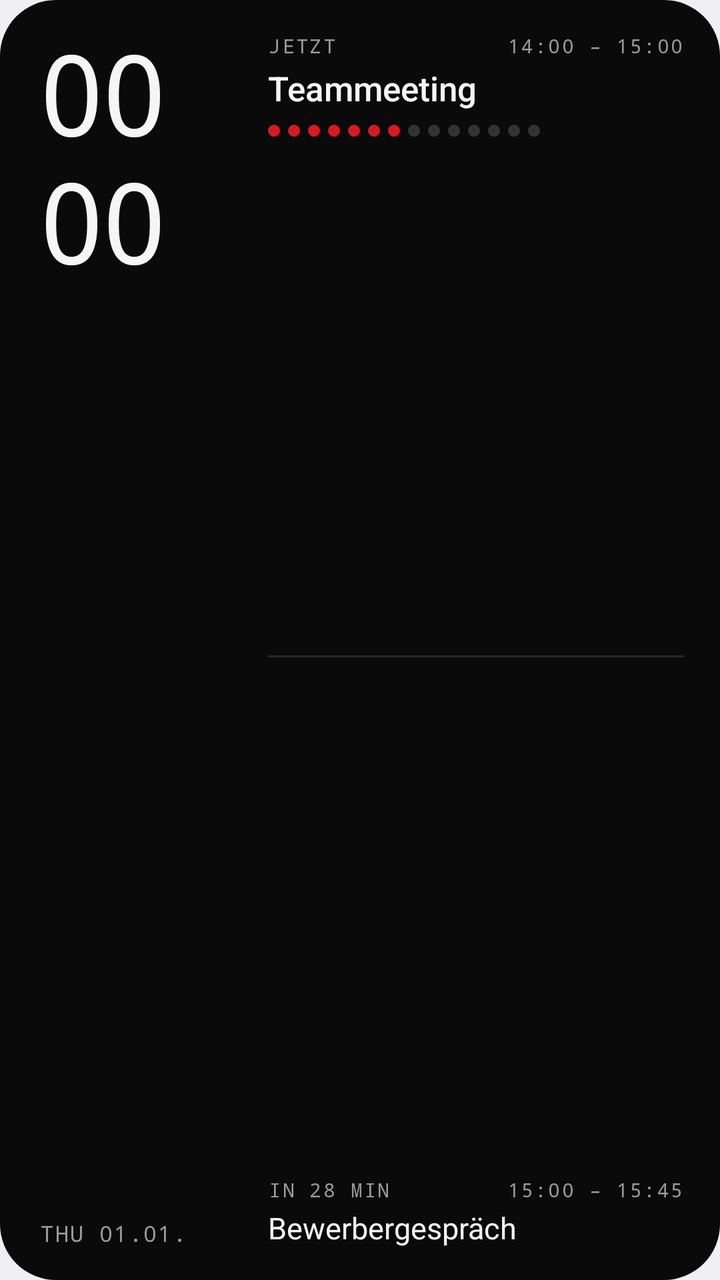
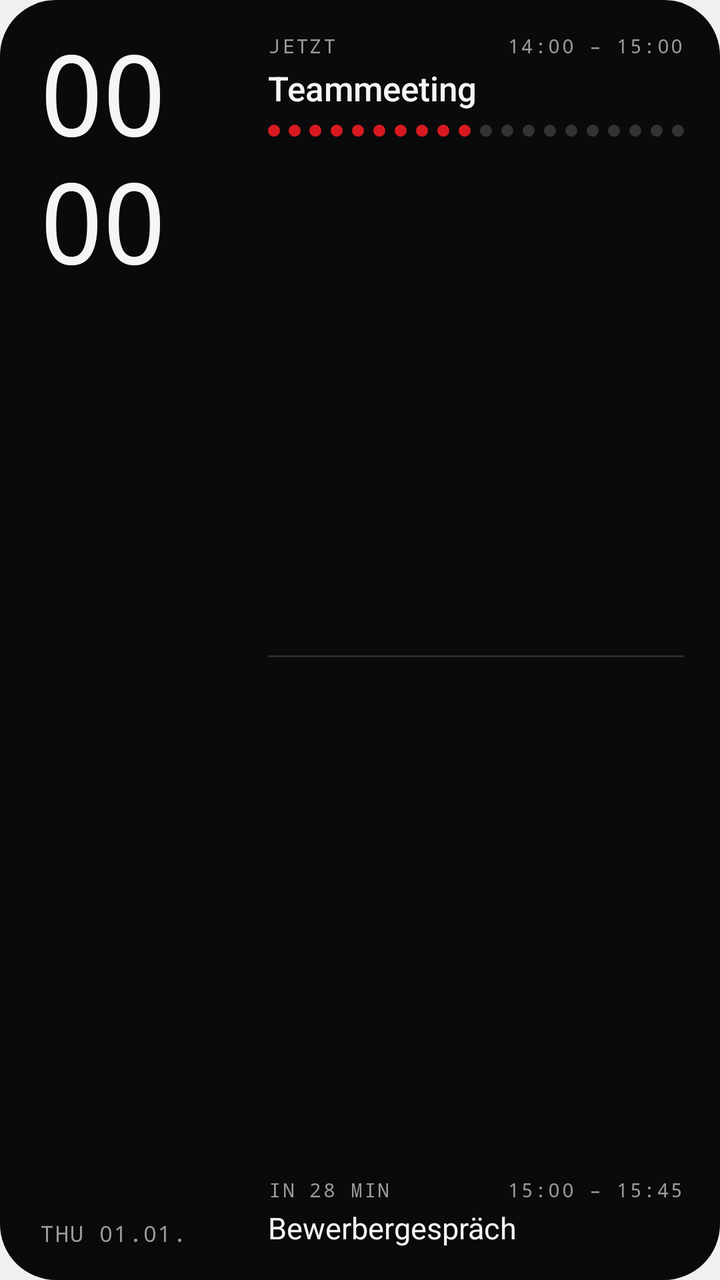

Screens rendered from an Android XML layout before and after an edit, with the pre-edit source and the edit as a unified diff.
<!-- AndroidManifest.xml: application theme android:Theme.DeviceDefault.DayNight -->
<!-- res/layout/widget_now_next.xml -->
<?xml version="1.0" encoding="utf-8"?>
<FrameLayout xmlns:android="http://schemas.android.com/apk/res/android"
    android:id="@android:id/background"
    android:layout_width="match_parent"
    android:layout_height="match_parent">

    <ImageView
        android:id="@+id/bg_fill"
        android:layout_width="match_parent"
        android:layout_height="match_parent"
        android:importantForAccessibility="no"
        android:scaleType="fitXY"
        android:src="@drawable/widget_shape"
        android:tint="@color/mono_bg_solid" />

    <ImageView
        android:id="@+id/bg_stroke"
        android:layout_width="match_parent"
        android:layout_height="match_parent"
        android:importantForAccessibility="no"
        android:scaleType="fitXY"
        android:src="@drawable/widget_stroke"
        android:visibility="gone" />

    <LinearLayout
        android:layout_width="match_parent"
        android:layout_height="match_parent"
        android:orientation="horizontal"
        android:paddingStart="20dp"
        android:paddingTop="16dp"
        android:paddingEnd="18dp"
        android:paddingBottom="16dp">

        
        <LinearLayout
            android:layout_width="wrap_content"
            android:layout_height="match_parent"
            android:minWidth="96dp"
            android:orientation="vertical">

            
            <LinearLayout
                android:layout_width="wrap_content"
                android:layout_height="wrap_content"
                android:gravity="end"
                android:orientation="vertical">

                <TextClock
                    android:id="@+id/clock_hour"
                    android:layout_width="wrap_content"
                    android:layout_height="wrap_content"
                    android:fontFamily="monospace"
                    android:fontFeatureSettings="tnum"
                    android:format12Hour="HH"
                    android:format24Hour="HH"
                    android:includeFontPadding="false"
                    android:letterSpacing="-0.04"
                    android:textColor="@color/mono_text"
                    android:textSize="56sp" />

                <TextClock
                    android:id="@+id/clock_minute"
                    android:layout_width="wrap_content"
                    android:layout_height="wrap_content"
                    android:layout_marginTop="-2dp"
                    android:fontFamily="monospace"
                    android:fontFeatureSettings="tnum"
                    android:format12Hour="mm"
                    android:format24Hour="mm"
                    android:includeFontPadding="false"
                    android:letterSpacing="-0.04"
                    android:textColor="@color/mono_text"
                    android:textSize="56sp" />
            </LinearLayout>

            <FrameLayout
                android:layout_width="match_parent"
                android:layout_height="0dp"
                android:layout_weight="1" />

            <TextClock
                android:id="@+id/date"
                android:layout_width="wrap_content"
                android:layout_height="wrap_content"
                android:fontFamily="monospace"
                android:format12Hour="EEE dd.MM."
                android:format24Hour="EEE dd.MM."
                android:letterSpacing="0.06"
                android:textAllCaps="true"
                android:textColor="@color/mono_muted_solid"
                android:textSize="11sp" />
        </LinearLayout>

        
        <LinearLayout
            android:layout_width="0dp"
            android:layout_height="match_parent"
            android:layout_marginStart="18dp"
            android:layout_weight="1"
            android:orientation="vertical">

            
            <LinearLayout
                android:id="@+id/allday_row"
                android:layout_width="match_parent"
                android:layout_height="wrap_content"
                android:layout_marginBottom="10dp"
                android:orientation="horizontal"
                android:visibility="gone">

                <TextView
                    android:id="@+id/allday_title"
                    android:layout_width="0dp"
                    android:layout_height="wrap_content"
                    android:layout_weight="1"
                    android:ellipsize="end"
                    android:fontFamily="sans-serif-medium"
                    android:maxLines="1"
                    android:text="Urlaub"
                    android:textColor="@color/mono_text"
                    android:textSize="13sp" />

                <TextView
                    android:id="@+id/allday_count"
                    android:layout_width="wrap_content"
                    android:layout_height="wrap_content"
                    android:layout_marginStart="8dp"
                    android:fontFamily="monospace"
                    android:letterSpacing="0.08"
                    android:maxLines="1"
                    android:text="+1 ·"
                    android:textColor="@color/mono_muted_solid"
                    android:textSize="10sp"
                    android:visibility="gone" />

                <TextView
                    android:id="@+id/allday_tag"
                    android:layout_width="wrap_content"
                    android:layout_height="wrap_content"
                    android:layout_marginStart="6dp"
                    android:fontFamily="monospace"
                    android:letterSpacing="0.08"
                    android:maxLines="1"
                    android:text="GANZTÄGIG"
                    android:textColor="@color/mono_muted_solid"
                    android:textSize="10sp" />
            </LinearLayout>

            <LinearLayout
                android:id="@+id/now_block"
                android:layout_width="match_parent"
                android:layout_height="wrap_content"
                android:orientation="vertical">

                
                <LinearLayout
                    android:layout_width="match_parent"
                    android:layout_height="wrap_content"
                    android:orientation="horizontal">

                    <TextView
                        android:id="@+id/now_label"
                        android:layout_width="0dp"
                        android:layout_height="wrap_content"
                        android:layout_weight="1"
                        android:ellipsize="end"
                        android:fontFamily="monospace"
                        android:letterSpacing="0.08"
                        android:maxLines="1"
                        android:text="JETZT"
                        android:textColor="@color/mono_muted_solid"
                        android:textSize="10sp" />

                    <TextView
                        android:id="@+id/now_time"
                        android:layout_width="wrap_content"
                        android:layout_height="wrap_content"
                        android:layout_marginStart="10dp"
                        android:fontFamily="monospace"
                        android:letterSpacing="0.08"
                        android:maxLines="1"
                        android:text="14:00 – 15:00"
                        android:textColor="@color/mono_muted_solid"
                        android:textSize="10sp" />
                </LinearLayout>

                <TextView
                    android:id="@+id/now_title"
                    android:layout_width="match_parent"
                    android:layout_height="wrap_content"
                    android:layout_marginTop="3dp"
                    android:ellipsize="end"
                    android:fontFamily="sans-serif-medium"
                    android:maxLines="1"
                    android:text="Teammeeting"
                    android:textColor="@color/mono_text"
                    android:textSize="17sp" />


                <LinearLayout
                    android:id="@+id/dots"
                    android:layout_width="wrap_content"
                    android:layout_height="wrap_content"
                    android:layout_marginTop="7dp"
                    android:orientation="horizontal">
                <ImageView
                    android:id="@+id/dot_0"
                    android:layout_width="6dp"
                    android:layout_height="6dp"
                    android:layout_marginEnd="4dp"
                    android:importantForAccessibility="no"
                    android:src="@drawable/dot"
                    android:tint="@color/mono_accent" />
                <ImageView
                    android:id="@+id/dot_1"
                    android:layout_width="6dp"
                    android:layout_height="6dp"
                    android:layout_marginEnd="4dp"
                    android:importantForAccessibility="no"
                    android:src="@drawable/dot"
                    android:tint="@color/mono_accent" />
                <ImageView
                    android:id="@+id/dot_2"
                    android:layout_width="6dp"
                    android:layout_height="6dp"
                    android:layout_marginEnd="4dp"
                    android:importantForAccessibility="no"
                    android:src="@drawable/dot"
                    android:tint="@color/mono_accent" />
                <ImageView
                    android:id="@+id/dot_3"
                    android:layout_width="6dp"
                    android:layout_height="6dp"
                    android:layout_marginEnd="4dp"
                    android:importantForAccessibility="no"
                    android:src="@drawable/dot"
                    android:tint="@color/mono_accent" />
                <ImageView
                    android:id="@+id/dot_4"
                    android:layout_width="6dp"
                    android:layout_height="6dp"
                    android:layout_marginEnd="4dp"
                    android:importantForAccessibility="no"
                    android:src="@drawable/dot"
                    android:tint="@color/mono_accent" />
                <ImageView
                    android:id="@+id/dot_5"
                    android:layout_width="6dp"
                    android:layout_height="6dp"
                    android:layout_marginEnd="4dp"
                    android:importantForAccessibility="no"
                    android:src="@drawable/dot"
                    android:tint="@color/mono_accent" />
                <ImageView
                    android:id="@+id/dot_6"
                    android:layout_width="6dp"
                    android:layout_height="6dp"
                    android:layout_marginEnd="4dp"
                    android:importantForAccessibility="no"
                    android:src="@drawable/dot"
                    android:tint="@color/mono_accent" />
                <ImageView
                    android:id="@+id/dot_7"
                    android:layout_width="6dp"
                    android:layout_height="6dp"
                    android:layout_marginEnd="4dp"
                    android:importantForAccessibility="no"
                    android:src="@drawable/dot"
                    android:tint="@color/mono_dot_off_solid" />
                <ImageView
                    android:id="@+id/dot_8"
                    android:layout_width="6dp"
                    android:layout_height="6dp"
                    android:layout_marginEnd="4dp"
                    android:importantForAccessibility="no"
                    android:src="@drawable/dot"
                    android:tint="@color/mono_dot_off_solid" />
                <ImageView
                    android:id="@+id/dot_9"
                    android:layout_width="6dp"
                    android:layout_height="6dp"
                    android:layout_marginEnd="4dp"
                    android:importantForAccessibility="no"
                    android:src="@drawable/dot"
                    android:tint="@color/mono_dot_off_solid" />
                <ImageView
                    android:id="@+id/dot_10"
                    android:layout_width="6dp"
                    android:layout_height="6dp"
                    android:layout_marginEnd="4dp"
                    android:importantForAccessibility="no"
                    android:src="@drawable/dot"
                    android:tint="@color/mono_dot_off_solid" />
                <ImageView
                    android:id="@+id/dot_11"
                    android:layout_width="6dp"
                    android:layout_height="6dp"
                    android:layout_marginEnd="4dp"
                    android:importantForAccessibility="no"
                    android:src="@drawable/dot"
                    android:tint="@color/mono_dot_off_solid" />
                <ImageView
                    android:id="@+id/dot_12"
                    android:layout_width="6dp"
                    android:layout_height="6dp"
                    android:layout_marginEnd="4dp"
                    android:importantForAccessibility="no"
                    android:src="@drawable/dot"
                    android:tint="@color/mono_dot_off_solid" />
                <ImageView
                    android:id="@+id/dot_13"
                    android:layout_width="6dp"
                    android:layout_height="6dp"
                    android:importantForAccessibility="no"
                    android:src="@drawable/dot"
                    android:tint="@color/mono_dot_off_solid" />
                </LinearLayout>
            </LinearLayout>

            <FrameLayout
                android:layout_width="match_parent"
                android:layout_height="0dp"
                android:layout_weight="1" />

            <ImageView
                android:id="@+id/divider"
                android:layout_width="match_parent"
                android:layout_height="1dp"
                android:importantForAccessibility="no"
                android:scaleType="fitXY"
                android:src="@drawable/line"
                android:tint="@color/mono_line_solid" />

            <FrameLayout
                android:layout_width="match_parent"
                android:layout_height="0dp"
                android:layout_weight="1" />

            <LinearLayout
                android:id="@+id/next_block"
                android:layout_width="match_parent"
                android:layout_height="wrap_content"
                android:orientation="vertical">

                
                <LinearLayout
                    android:layout_width="match_parent"
                    android:layout_height="wrap_content"
                    android:orientation="horizontal">

                    <TextView
                        android:id="@+id/next_label"
                        android:layout_width="0dp"
                        android:layout_height="wrap_content"
                        android:layout_weight="1"
                        android:ellipsize="end"
                        android:fontFamily="monospace"
                        android:letterSpacing="0.08"
                        android:maxLines="1"
                        android:text="IN 28 MIN"
                        android:textColor="@color/mono_muted_solid"
                        android:textSize="10sp" />

                    <TextView
                        android:id="@+id/next_time"
                        android:layout_width="wrap_content"
                        android:layout_height="wrap_content"
                        android:layout_marginStart="10dp"
                        android:fontFamily="monospace"
                        android:letterSpacing="0.08"
                        android:maxLines="1"
                        android:text="15:00 – 15:45"
                        android:textColor="@color/mono_muted_solid"
                        android:textSize="10sp" />
                </LinearLayout>

                <TextView
                    android:id="@+id/next_title"
                    android:layout_width="match_parent"
                    android:layout_height="wrap_content"
                    android:layout_marginTop="2dp"
                    android:ellipsize="end"
                    android:maxLines="1"
                    android:text="Bewerbergespräch"
                    android:textColor="@color/mono_text"
                    android:textSize="15sp" />
            </LinearLayout>
        </LinearLayout>
    </LinearLayout>
</FrameLayout>
<!-- resources referenced by this layout -->
<resources>
  <color name="mono_accent">#FFD71921</color>
  <color name="mono_bg_solid">#FF0A0A0A</color>
  <color name="mono_dot_off_solid">#FF333333</color>
  <color name="mono_line_solid">#FF2A2A2A</color>
  <color name="mono_muted_solid">#FF9A9A9A</color>
  <color name="mono_text">#FFF5F5F5</color>
  <!-- drawable dot (drawable) -->
  <?xml version="1.0" encoding="utf-8"?>
  <shape xmlns:android="http://schemas.android.com/apk/res/android"
      android:shape="oval">
      <solid android:color="#FFFFFFFF" />
      <size
          android:width="6dp"
          android:height="6dp" />
  </shape>
  <!-- drawable line (drawable) -->
  <?xml version="1.0" encoding="utf-8"?>
  <shape xmlns:android="http://schemas.android.com/apk/res/android"
      android:shape="rectangle">
      <solid android:color="#FFFFFFFF" />
  </shape>
  <!-- drawable widget_shape (drawable) -->
  <?xml version="1.0" encoding="utf-8"?>
  <shape xmlns:android="http://schemas.android.com/apk/res/android"
      android:shape="rectangle">
      <solid android:color="#FFFFFFFF" />
      <corners android:radius="@android:dimen/system_app_widget_background_radius" />
  </shape>
  <!-- drawable widget_stroke (drawable) -->
  <?xml version="1.0" encoding="utf-8"?>
  <shape xmlns:android="http://schemas.android.com/apk/res/android"
      android:shape="rectangle">
      <solid android:color="#00000000" />
      <stroke
          android:width="1dp"
          android:color="#29FFFFFF" />
      <corners android:radius="@android:dimen/system_app_widget_background_radius" />
  </shape>
</resources>

<!-- the commit's change to res/layout/widget_now_next.xml (unified diff, before → after) -->
@@ -197,123 +197,269 @@
                     android:textSize="17sp" />
 
 
+                
                 <LinearLayout
                     android:id="@+id/dots"
-                    android:layout_width="wrap_content"
+                    android:layout_width="match_parent"
                     android:layout_height="wrap_content"
                     android:layout_marginTop="7dp"
+                    android:gravity="center_vertical"
                     android:orientation="horizontal">
-                <ImageView
-                    android:id="@+id/dot_0"
-                    android:layout_width="6dp"
-                    android:layout_height="6dp"
-                    android:layout_marginEnd="4dp"
-                    android:importantForAccessibility="no"
-                    android:src="@drawable/dot"
-                    android:tint="@color/mono_accent" />
-                <ImageView
-                    android:id="@+id/dot_1"
-                    android:layout_width="6dp"
-                    android:layout_height="6dp"
-                    android:layout_marginEnd="4dp"
-                    android:importantForAccessibility="no"
-                    android:src="@drawable/dot"
-                    android:tint="@color/mono_accent" />
-                <ImageView
-                    android:id="@+id/dot_2"
-                    android:layout_width="6dp"
-                    android:layout_height="6dp"
-                    android:layout_marginEnd="4dp"
-                    android:importantForAccessibility="no"
-                    android:src="@drawable/dot"
-                    android:tint="@color/mono_accent" />
-                <ImageView
-                    android:id="@+id/dot_3"
-                    android:layout_width="6dp"
-                    android:layout_height="6dp"
-                    android:layout_marginEnd="4dp"
-                    android:importantForAccessibility="no"
-                    android:src="@drawable/dot"
-                    android:tint="@color/mono_accent" />
-                <ImageView
-                    android:id="@+id/dot_4"
-                    android:layout_width="6dp"
-                    android:layout_height="6dp"
-                    android:layout_marginEnd="4dp"
-                    android:importantForAccessibility="no"
-                    android:src="@drawable/dot"
-                    android:tint="@color/mono_accent" />
-                <ImageView
-                    android:id="@+id/dot_5"
-                    android:layout_width="6dp"
-                    android:layout_height="6dp"
-                    android:layout_marginEnd="4dp"
-                    android:importantForAccessibility="no"
-                    android:src="@drawable/dot"
-                    android:tint="@color/mono_accent" />
-                <ImageView
-                    android:id="@+id/dot_6"
-                    android:layout_width="6dp"
-                    android:layout_height="6dp"
-                    android:layout_marginEnd="4dp"
-                    android:importantForAccessibility="no"
-                    android:src="@drawable/dot"
-                    android:tint="@color/mono_accent" />
-                <ImageView
-                    android:id="@+id/dot_7"
-                    android:layout_width="6dp"
-                    android:layout_height="6dp"
-                    android:layout_marginEnd="4dp"
-                    android:importantForAccessibility="no"
-                    android:src="@drawable/dot"
-                    android:tint="@color/mono_dot_off_solid" />
-                <ImageView
-                    android:id="@+id/dot_8"
-                    android:layout_width="6dp"
-                    android:layout_height="6dp"
-                    android:layout_marginEnd="4dp"
-                    android:importantForAccessibility="no"
-                    android:src="@drawable/dot"
-                    android:tint="@color/mono_dot_off_solid" />
-                <ImageView
-                    android:id="@+id/dot_9"
-                    android:layout_width="6dp"
-                    android:layout_height="6dp"
-                    android:layout_marginEnd="4dp"
-                    android:importantForAccessibility="no"
-                    android:src="@drawable/dot"
-                    android:tint="@color/mono_dot_off_solid" />
-                <ImageView
-                    android:id="@+id/dot_10"
-                    android:layout_width="6dp"
-                    android:layout_height="6dp"
-                    android:layout_marginEnd="4dp"
-                    android:importantForAccessibility="no"
-                    android:src="@drawable/dot"
-                    android:tint="@color/mono_dot_off_solid" />
-                <ImageView
-                    android:id="@+id/dot_11"
-                    android:layout_width="6dp"
-                    android:layout_height="6dp"
-                    android:layout_marginEnd="4dp"
-                    android:importantForAccessibility="no"
-                    android:src="@drawable/dot"
-                    android:tint="@color/mono_dot_off_solid" />
-                <ImageView
-                    android:id="@+id/dot_12"
-                    android:layout_width="6dp"
-                    android:layout_height="6dp"
-                    android:layout_marginEnd="4dp"
-                    android:importantForAccessibility="no"
-                    android:src="@drawable/dot"
-                    android:tint="@color/mono_dot_off_solid" />
-                <ImageView
-                    android:id="@+id/dot_13"
-                    android:layout_width="6dp"
-                    android:layout_height="6dp"
-                    android:importantForAccessibility="no"
-                    android:src="@drawable/dot"
-                    android:tint="@color/mono_dot_off_solid" />
+
+                    <ImageView
+                        android:id="@+id/dot_0"
+                        android:layout_width="6dp"
+                        android:layout_height="6dp"
+                        android:importantForAccessibility="no"
+                        android:src="@drawable/dot"
+                        android:tint="@color/mono_accent" />
+
+                    <FrameLayout
+                        android:layout_width="0dp"
+                        android:layout_height="6dp"
+                        android:layout_weight="1" />
+
+                    <ImageView
+                        android:id="@+id/dot_1"
+                        android:layout_width="6dp"
+                        android:layout_height="6dp"
+                        android:importantForAccessibility="no"
+                        android:src="@drawable/dot"
+                        android:tint="@color/mono_accent" />
+
+                    <FrameLayout
+                        android:layout_width="0dp"
+                        android:layout_height="6dp"
+                        android:layout_weight="1" />
+
+                    <ImageView
+                        android:id="@+id/dot_2"
+                        android:layout_width="6dp"
+                        android:layout_height="6dp"
+                        android:importantForAccessibility="no"
+                        android:src="@drawable/dot"
+                        android:tint="@color/mono_accent" />
+
+                    <FrameLayout
+                        android:layout_width="0dp"
+                        android:layout_height="6dp"
+                        android:layout_weight="1" />
+
+                    <ImageView
+                        android:id="@+id/dot_3"
+                        android:layout_width="6dp"
+                        android:layout_height="6dp"
+                        android:importantForAccessibility="no"
+                        android:src="@drawable/dot"
+                        android:tint="@color/mono_accent" />
+
+                    <FrameLayout
+                        android:layout_width="0dp"
+                        android:layout_height="6dp"
+                        android:layout_weight="1" />
+
+                    <ImageView
+                        android:id="@+id/dot_4"
+                        android:layout_width="6dp"
+                        android:layout_height="6dp"
+                        android:importantForAccessibility="no"
+                        android:src="@drawable/dot"
+                        android:tint="@color/mono_accent" />
+
+                    <FrameLayout
+                        android:layout_width="0dp"
+                        android:layout_height="6dp"
+                        android:layout_weight="1" />
+
+                    <ImageView
+                        android:id="@+id/dot_5"
+                        android:layout_width="6dp"
+                        android:layout_height="6dp"
+                        android:importantForAccessibility="no"
+                        android:src="@drawable/dot"
+                        android:tint="@color/mono_accent" />
+
+                    <FrameLayout
+                        android:layout_width="0dp"
+                        android:layout_height="6dp"
+                        android:layout_weight="1" />
+
+                    <ImageView
+                        android:id="@+id/dot_6"
+                        android:layout_width="6dp"
+                        android:layout_height="6dp"
+                        android:importantForAccessibility="no"
+                        android:src="@drawable/dot"
+                        android:tint="@color/mono_accent" />
+
+                    <FrameLayout
+                        android:layout_width="0dp"
+                        android:layout_height="6dp"
+                        android:layout_weight="1" />
+
+                    <ImageView
+                        android:id="@+id/dot_7"
+                        android:layout_width="6dp"
+                        android:layout_height="6dp"
+                        android:importantForAccessibility="no"
+                        android:src="@drawable/dot"
+                        android:tint="@color/mono_accent" />
+
+                    <FrameLayout
+                        android:layout_width="0dp"
+                        android:layout_height="6dp"
+                        android:layout_weight="1" />
+
+                    <ImageView
+                        android:id="@+id/dot_8"
+                        android:layout_width="6dp"
+                        android:layout_height="6dp"
+                        android:importantForAccessibility="no"
+                        android:src="@drawable/dot"
+                        android:tint="@color/mono_accent" />
+
+                    <FrameLayout
+                        android:layout_width="0dp"
+                        android:layout_height="6dp"
+                        android:layout_weight="1" />
+
+                    <ImageView
+                        android:id="@+id/dot_9"
+                        android:layout_width="6dp"
+                        android:layout_height="6dp"
+                        android:importantForAccessibility="no"
+                        android:src="@drawable/dot"
+                        android:tint="@color/mono_accent" />
+
+                    <FrameLayout
+                        android:layout_width="0dp"
+                        android:layout_height="6dp"
+                        android:layout_weight="1" />
+
+                    <ImageView
+                        android:id="@+id/dot_10"
+                        android:layout_width="6dp"
+                        android:layout_height="6dp"
+                        android:importantForAccessibility="no"
+                        android:src="@drawable/dot"
+                        android:tint="@color/mono_dot_off_solid" />
+
+                    <FrameLayout
+                        android:layout_width="0dp"
+                        android:layout_height="6dp"
+                        android:layout_weight="1" />
+
+                    <ImageView
+                        android:id="@+id/dot_11"
+                        android:layout_width="6dp"
+                        android:layout_height="6dp"
+                        android:importantForAccessibility="no"
+                        android:src="@drawable/dot"
+                        android:tint="@color/mono_dot_off_solid" />
+
+                    <FrameLayout
+                        android:layout_width="0dp"
+                        android:layout_height="6dp"
+                        android:layout_weight="1" />
+
+                    <ImageView
+                        android:id="@+id/dot_12"
+                        android:layout_width="6dp"
+                        android:layout_height="6dp"
+                        android:importantForAccessibility="no"
+                        android:src="@drawable/dot"
+                        android:tint="@color/mono_dot_off_solid" />
+
+                    <FrameLayout
+                        android:layout_width="0dp"
+                        android:layout_height="6dp"
+                        android:layout_weight="1" />
+
+                    <ImageView
+                        android:id="@+id/dot_13"
+                        android:layout_width="6dp"
+                        android:layout_height="6dp"
+                        android:importantForAccessibility="no"
+                        android:src="@drawable/dot"
+                        android:tint="@color/mono_dot_off_solid" />
+
+                    <FrameLayout
+                        android:layout_width="0dp"
+                        android:layout_height="6dp"
+                        android:layout_weight="1" />
+
+                    <ImageView
+                        android:id="@+id/dot_14"
+                        android:layout_width="6dp"
+                        android:layout_height="6dp"
+                        android:importantForAccessibility="no"
+                        android:src="@drawable/dot"
+                        android:tint="@color/mono_dot_off_solid" />
+
+                    <FrameLayout
+                        android:layout_width="0dp"
+                        android:layout_height="6dp"
+                        android:layout_weight="1" />
+
+                    <ImageView
+                        android:id="@+id/dot_15"
+                        android:layout_width="6dp"
+                        android:layout_height="6dp"
+                        android:importantForAccessibility="no"
+                        android:src="@drawable/dot"
+                        android:tint="@color/mono_dot_off_solid" />
+
+                    <FrameLayout
+                        android:layout_width="0dp"
+                        android:layout_height="6dp"
+                        android:layout_weight="1" />
+
+                    <ImageView
+                        android:id="@+id/dot_16"
+                        android:layout_width="6dp"
+                        android:layout_height="6dp"
+                        android:importantForAccessibility="no"
+                        android:src="@drawable/dot"
+                        android:tint="@color/mono_dot_off_solid" />
+
+                    <FrameLayout
+                        android:layout_width="0dp"
+                        android:layout_height="6dp"
+                        android:layout_weight="1" />
+
+                    <ImageView
+                        android:id="@+id/dot_17"
+                        android:layout_width="6dp"
+                        android:layout_height="6dp"
+                        android:importantForAccessibility="no"
+                        android:src="@drawable/dot"
+                        android:tint="@color/mono_dot_off_solid" />
+
+                    <FrameLayout
+                        android:layout_width="0dp"
+                        android:layout_height="6dp"
+                        android:layout_weight="1" />
+
+                    <ImageView
+                        android:id="@+id/dot_18"
+                        android:layout_width="6dp"
+                        android:layout_height="6dp"
+                        android:importantForAccessibility="no"
+                        android:src="@drawable/dot"
+                        android:tint="@color/mono_dot_off_solid" />
+
+                    <FrameLayout
+                        android:layout_width="0dp"
+                        android:layout_height="6dp"
+                        android:layout_weight="1" />
+
+                    <ImageView
+                        android:id="@+id/dot_19"
+                        android:layout_width="6dp"
+                        android:layout_height="6dp"
+                        android:importantForAccessibility="no"
+                        android:src="@drawable/dot"
+                        android:tint="@color/mono_dot_off_solid" />
                 </LinearLayout>
             </LinearLayout>
 
